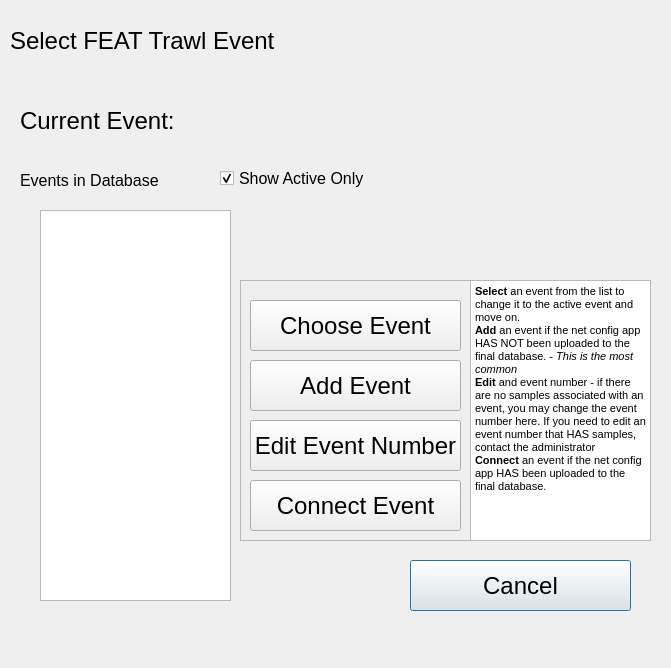
Before: the Qt Designer form ui/FEATTrawlEvent.ui in aliciabillings-noaa/CLAMS, drawn with Qt 5.
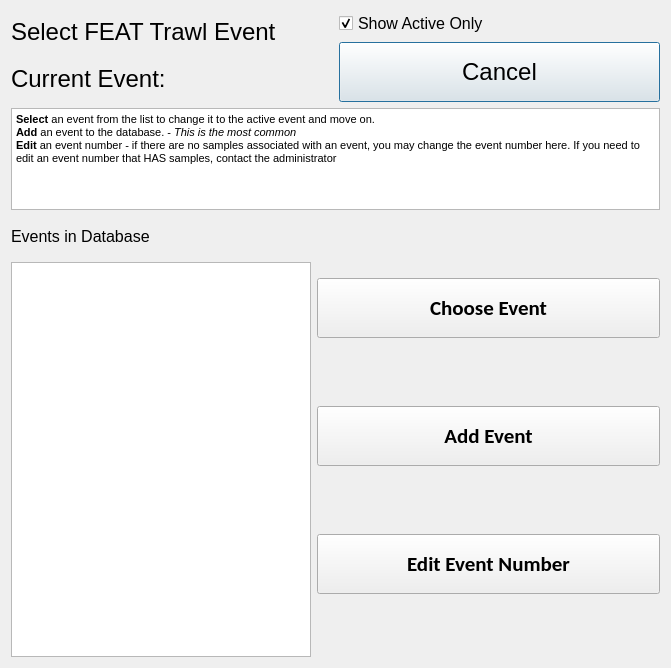
After: the same form once the commit is applied. Icons and pictures are not drawn.

Commit message: updates to feat trawl number entry until trawl form is complete

Diff of the .ui file:
```diff
--- a/ui/FEATTrawlEvent.ui
+++ b/ui/FEATTrawlEvent.ui
@@ -10,6 +10,12 @@
     <height>668</height>
    </rect>
   </property>
+  <property name="minimumSize">
+   <size>
+    <width>190</width>
+    <height>60</height>
+   </size>
+  </property>
   <property name="windowTitle">
    <string>CLAMS Haul</string>
   </property>
@@ -17,14 +23,48 @@
    <iconset>
     <normaloff>../../icons/giant_clam.ico</normaloff>../../icons/giant_clam.ico</iconset>
   </property>
+  <layout class="QVBoxLayout" name="verticalLayout_5">
+   <item>
+    <layout class="QHBoxLayout" name="horizontalLayout_2">
+     <item>
+      <layout class="QVBoxLayout" name="verticalLayout">
+       <item>
+        <widget class="QLabel" name="label_3">
+         <property name="minimumSize">
+          <size>
+           <width>190</width>
+           <height>40</height>
+          </size>
+         </property>
+         <property name="maximumSize">
+          <size>
+           <width>16777215</width>
+           <height>40</height>
+          </size>
+         </property>
+         <property name="font">
+          <font>
+           <pointsize>18</pointsize>
+          </font>
+         </property>
+         <property name="text">
+          <string>Select FEAT Trawl Event</string>
+         </property>
+        </widget>
+       </item>
+       <item>
   <widget class="QLabel" name="l_current">
-   <property name="geometry">
-    <rect>
-     <x>20</x>
-     <y>90</y>
-     <width>371</width>
-     <height>61</height>
-    </rect>
+         <property name="minimumSize">
+          <size>
+           <width>190</width>
+           <height>40</height>
+          </size>
+         </property>
+         <property name="maximumSize">
+          <size>
+           <width>16777215</width>
+           <height>40</height>
+          </size>
    </property>
    <property name="font">
     <font>
@@ -35,14 +75,33 @@
     <string>Current Event: </string>
    </property>
   </widget>
+       </item>
+      </layout>
+     </item>
+     <item>
+      <layout class="QVBoxLayout" name="verticalLayout_4">
+       <item>
+        <widget class="QCheckBox" name="cb_active">
+         <property name="font">
+          <font>
+           <pointsize>12</pointsize>
+          </font>
+         </property>
+         <property name="text">
+          <string>Show Active Only</string>
+         </property>
+         <property name="checked">
+          <bool>true</bool>
+         </property>
+        </widget>
+       </item>
+       <item>
   <widget class="QPushButton" name="pb_cancel">
-   <property name="geometry">
-    <rect>
-     <x>410</x>
-     <y>560</y>
-     <width>221</width>
-     <height>51</height>
-    </rect>
+         <property name="minimumSize">
+          <size>
+           <width>190</width>
+           <height>60</height>
+          </size>
    </property>
    <property name="font">
     <font>
@@ -53,174 +112,152 @@
     <string>Cancel</string>
    </property>
   </widget>
-  <widget class="QFrame" name="frame">
-   <property name="geometry">
-    <rect>
-     <x>240</x>
-     <y>280</y>
-     <width>231</width>
-     <height>261</height>
-    </rect>
-   </property>
+       </item>
+      </layout>
+     </item>
+    </layout>
+   </item>
+   <item>
+    <spacer name="verticalSpacer">
+     <property name="orientation">
+      <enum>Qt::Vertical</enum>
+     </property>
+     <property name="sizeHint" stdset="0">
+      <size>
+       <width>20</width>
+       <height>40</height>
+      </size>
+     </property>
+    </spacer>
+   </item>
+   <item>
+    <widget class="QTextBrowser" name="textBrowser">
+     <property name="html">
+      <string>&lt;!DOCTYPE HTML PUBLIC &quot;-//W3C//DTD HTML 4.0//EN&quot; &quot;http://www.w3.org/TR/REC-html40/strict.dtd&quot;&gt;
+&lt;html&gt;&lt;head&gt;&lt;meta name=&quot;qrichtext&quot; content=&quot;1&quot; /&gt;&lt;meta charset=&quot;utf-8&quot; /&gt;&lt;style type=&quot;text/css&quot;&gt;
+p, li { white-space: pre-wrap; }
+&lt;/style&gt;&lt;/head&gt;&lt;body style=&quot; font-family:'Segoe UI'; font-size:9pt; font-weight:400; font-style:normal;&quot;&gt;
+&lt;p style=&quot; margin-top:0px; margin-bottom:0px; margin-left:0px; margin-right:0px; -qt-block-indent:0; text-indent:0px;&quot;&gt;&lt;span style=&quot; font-family:'MS Shell Dlg 2'; font-size:8pt; font-weight:600;&quot;&gt;Select&lt;/span&gt;&lt;span style=&quot; font-family:'MS Shell Dlg 2'; font-size:8pt;&quot;&gt; an event from the list to change it to the active event and move on.&lt;/span&gt;&lt;/p&gt;
+&lt;p style=&quot; margin-top:0px; margin-bottom:0px; margin-left:0px; margin-right:0px; -qt-block-indent:0; text-indent:0px;&quot;&gt;&lt;span style=&quot; font-family:'MS Shell Dlg 2'; font-size:8pt; font-weight:600;&quot;&gt;Add&lt;/span&gt;&lt;span style=&quot; font-family:'MS Shell Dlg 2'; font-size:8pt;&quot;&gt; an event to the database. - &lt;/span&gt;&lt;span style=&quot; font-family:'MS Shell Dlg 2'; font-size:8pt; font-style:italic;&quot;&gt;This is the most common&lt;/span&gt;&lt;/p&gt;
+&lt;p style=&quot; margin-top:0px; margin-bottom:0px; margin-left:0px; margin-right:0px; -qt-block-indent:0; text-indent:0px;&quot;&gt;&lt;span style=&quot; font-family:'MS Shell Dlg 2'; font-size:8pt; font-weight:600;&quot;&gt;Edit&lt;/span&gt;&lt;span style=&quot; font-family:'MS Shell Dlg 2'; font-size:8pt;&quot;&gt; an event number - if there are no samples associated with an event, you may change the event number here. If you need to edit an event number that HAS samples, contact the administrator&lt;/span&gt;&lt;/p&gt;&lt;/body&gt;&lt;/html&gt;</string>
+     </property>
+    </widget>
+   </item>
+   <item>
+    <layout class="QHBoxLayout" name="horizontalLayout" stretch="1,1">
+     <item>
+      <layout class="QVBoxLayout" name="verticalLayout_2">
+       <item>
+        <widget class="QLabel" name="label_2">
+         <property name="minimumSize">
+          <size>
+           <width>190</width>
+           <height>40</height>
+          </size>
+         </property>
    <property name="font">
     <font>
-     <pointsize>18</pointsize>
-    </font>
-   </property>
-   <property name="frameShape">
-    <enum>QFrame::StyledPanel</enum>
-   </property>
-   <property name="frameShadow">
-    <enum>QFrame::Raised</enum>
-   </property>
+           <pointsize>12</pointsize>
+          </font>
+         </property>
+         <property name="text">
+          <string>Events in Database</string>
+         </property>
+        </widget>
+       </item>
+       <item>
+        <widget class="QListWidget" name="lw_events">
+         <property name="minimumSize">
+          <size>
+           <width>300</width>
+           <height>395</height>
+          </size>
+         </property>
+         <property name="maximumSize">
+          <size>
+           <width>190</width>
+           <height>16777215</height>
+          </size>
+         </property>
+         <property name="font">
+          <font>
+           <pointsize>16</pointsize>
+          </font>
+         </property>
+         <property name="editTriggers">
+          <set>QAbstractItemView::NoEditTriggers</set>
+         </property>
+        </widget>
+       </item>
+      </layout>
+     </item>
+     <item>
+      <layout class="QVBoxLayout" name="verticalLayout_3">
+       <item>
    <widget class="QPushButton" name="pb_choose">
-    <property name="geometry">
-     <rect>
-      <x>10</x>
-      <y>20</y>
-      <width>211</width>
-      <height>51</height>
-     </rect>
+         <property name="minimumSize">
+          <size>
+           <width>190</width>
+           <height>60</height>
+          </size>
+         </property>
+         <property name="font">
+          <font>
+           <family>Calibri</family>
+           <pointsize>16</pointsize>
+           <bold>true</bold>
+          </font>
     </property>
     <property name="text">
      <string>Choose Event</string>
     </property>
    </widget>
+       </item>
+       <item>
    <widget class="QPushButton" name="pb_add">
-    <property name="geometry">
-     <rect>
-      <x>10</x>
-      <y>80</y>
-      <width>211</width>
-      <height>51</height>
-     </rect>
+         <property name="minimumSize">
+          <size>
+           <width>190</width>
+           <height>60</height>
+          </size>
+         </property>
+         <property name="font">
+          <font>
+           <family>Calibri</family>
+           <pointsize>16</pointsize>
+           <bold>true</bold>
+          </font>
     </property>
     <property name="text">
      <string>Add Event</string>
     </property>
    </widget>
+       </item>
+       <item>
    <widget class="QPushButton" name="pb_edit">
-    <property name="geometry">
-     <rect>
-      <x>10</x>
-      <y>140</y>
-      <width>211</width>
-      <height>51</height>
-     </rect>
+         <property name="minimumSize">
+          <size>
+           <width>190</width>
+           <height>60</height>
+          </size>
+         </property>
+         <property name="font">
+          <font>
+           <family>Calibri</family>
+           <pointsize>16</pointsize>
+           <bold>true</bold>
+          </font>
     </property>
     <property name="text">
      <string>Edit Event Number</string>
     </property>
    </widget>
-   <widget class="QPushButton" name="pb_connect">
-    <property name="geometry">
-     <rect>
-      <x>10</x>
-      <y>200</y>
-      <width>211</width>
-      <height>51</height>
-     </rect>
-    </property>
-    <property name="text">
-     <string>Connect Event</string>
-    </property>
-   </widget>
-  </widget>
-  <widget class="QLabel" name="label_2">
-   <property name="geometry">
-    <rect>
-     <x>20</x>
-     <y>150</y>
-     <width>371</width>
-     <height>61</height>
-    </rect>
-   </property>
-   <property name="font">
-    <font>
-     <pointsize>12</pointsize>
-    </font>
-   </property>
-   <property name="text">
-    <string>Events in Database</string>
-   </property>
-  </widget>
-  <widget class="QLabel" name="label_3">
-   <property name="geometry">
-    <rect>
-     <x>10</x>
-     <y>10</y>
-     <width>371</width>
-     <height>61</height>
-    </rect>
-   </property>
-   <property name="font">
-    <font>
-     <pointsize>18</pointsize>
-    </font>
-   </property>
-   <property name="text">
-    <string>Select FEAT Trawl Event</string>
-   </property>
-  </widget>
-  <widget class="QListWidget" name="lw_events">
-   <property name="geometry">
-    <rect>
-     <x>40</x>
-     <y>210</y>
-     <width>191</width>
-     <height>391</height>
-    </rect>
-   </property>
-   <property name="font">
-    <font>
-     <pointsize>16</pointsize>
-    </font>
-   </property>
-   <property name="editTriggers">
-    <set>QAbstractItemView::NoEditTriggers</set>
-   </property>
-  </widget>
-  <widget class="QTextBrowser" name="textBrowser">
-   <property name="geometry">
-    <rect>
-     <x>470</x>
-     <y>280</y>
-     <width>181</width>
-     <height>261</height>
-    </rect>
-   </property>
-   <property name="html">
-    <string>&lt;!DOCTYPE HTML PUBLIC &quot;-//W3C//DTD HTML 4.0//EN&quot; &quot;http://www.w3.org/TR/REC-html40/strict.dtd&quot;&gt;
-&lt;html&gt;&lt;head&gt;&lt;meta name=&quot;qrichtext&quot; content=&quot;1&quot; /&gt;&lt;style type=&quot;text/css&quot;&gt;
-p, li { white-space: pre-wrap; }
-&lt;/style&gt;&lt;/head&gt;&lt;body style=&quot; font-family:'MS Shell Dlg 2'; font-size:8.25pt; font-weight:400; font-style:normal;&quot;&gt;
-&lt;p style=&quot; margin-top:0px; margin-bottom:0px; margin-left:0px; margin-right:0px; -qt-block-indent:0; text-indent:0px;&quot;&gt;&lt;span style=&quot; font-size:8pt; font-weight:600;&quot;&gt;Select&lt;/span&gt;&lt;span style=&quot; font-size:8pt;&quot;&gt; an event from the list to change it to the active event and move on.&lt;/span&gt;&lt;/p&gt;
-&lt;p style=&quot; margin-top:0px; margin-bottom:0px; margin-left:0px; margin-right:0px; -qt-block-indent:0; text-indent:0px;&quot;&gt;&lt;span style=&quot; font-size:8pt; font-weight:600;&quot;&gt;Add&lt;/span&gt;&lt;span style=&quot; font-size:8pt;&quot;&gt; an event if the net config app HAS NOT been uploaded to the final database. - &lt;/span&gt;&lt;span style=&quot; font-size:8pt; font-style:italic;&quot;&gt;This is the most common&lt;/span&gt;&lt;/p&gt;
-&lt;p style=&quot; margin-top:0px; margin-bottom:0px; margin-left:0px; margin-right:0px; -qt-block-indent:0; text-indent:0px;&quot;&gt;&lt;span style=&quot; font-size:8pt; font-weight:600;&quot;&gt;Edit&lt;/span&gt;&lt;span style=&quot; font-size:8pt;&quot;&gt; and event number - if there are no samples associated with an event, you may change the event number here. If you need to edit an event number that HAS samples, contact the administrator&lt;/span&gt;&lt;/p&gt;
-&lt;p style=&quot; margin-top:0px; margin-bottom:0px; margin-left:0px; margin-right:0px; -qt-block-indent:0; text-indent:0px;&quot;&gt;&lt;span style=&quot; font-size:8pt; font-weight:600;&quot;&gt;Connect&lt;/span&gt;&lt;span style=&quot; font-size:8pt;&quot;&gt; an event if the net config app HAS been uploaded to the final database.&lt;/span&gt;&lt;/p&gt;&lt;/body&gt;&lt;/html&gt;</string>
-   </property>
-  </widget>
-  <widget class="QCheckBox" name="cb_active">
-   <property name="geometry">
-    <rect>
-     <x>220</x>
-     <y>170</y>
-     <width>171</width>
-     <height>17</height>
-    </rect>
-   </property>
-   <property name="font">
-    <font>
-     <pointsize>12</pointsize>
-    </font>
-   </property>
-   <property name="text">
-    <string>Show Active Only</string>
-   </property>
-   <property name="checked">
-    <bool>true</bool>
-   </property>
-  </widget>
+       </item>
+      </layout>
+     </item>
+    </layout>
+   </item>
+  </layout>
  </widget>
  <resources/>
  <connections/>
```
Lines whose indentation alone changed are shown as unchanged. The commit also changes 5 other files.
